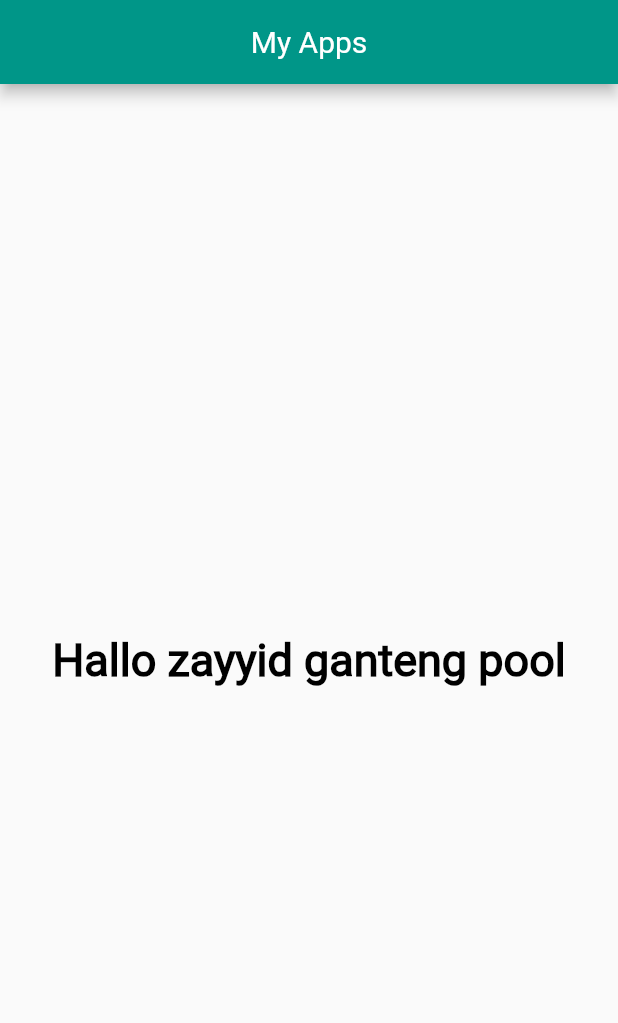
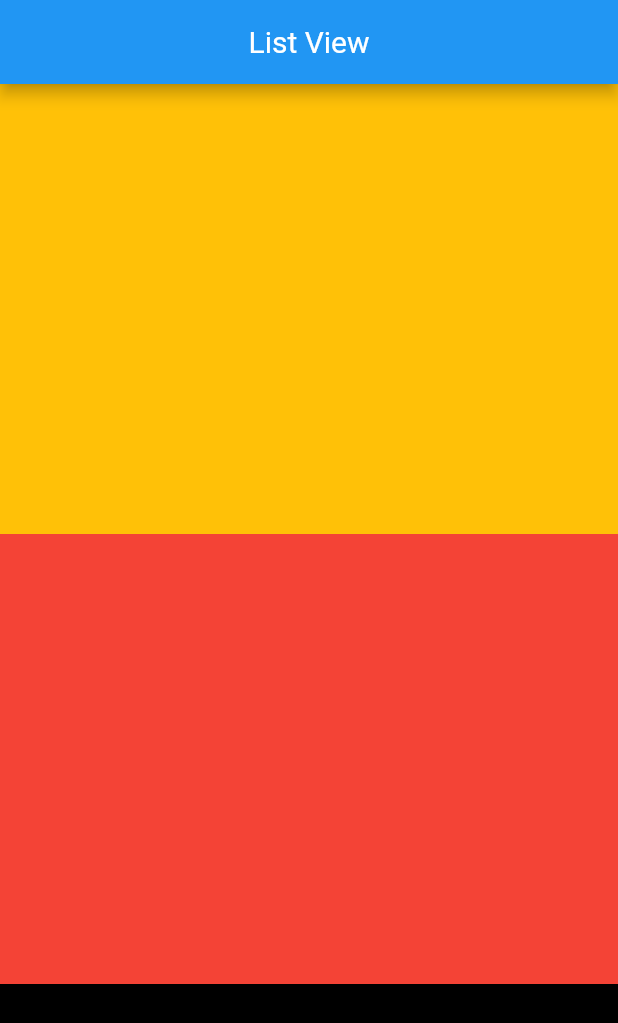
Before and after one commit to zayyid123/belajar-flutter, a Flutter app: the screen it shows after launch, on a phone screen of 412 x 824 dp. Shown: the top 1023 px of the screen. Run offline on Flutter 3.47's test engine with Material 2 defaults, Android fonts, the phone set to English and light mode, and no system bars.

Commit message:
list view

```diff
--- a/lib/main.dart
+++ b/lib/main.dart
@@ -1,3 +1,5 @@
+// ignore_for_file: must_be_immutable
+
 import 'package:flutter/cupertino.dart';
 import 'package:flutter/material.dart';
 
@@ -6,7 +8,14 @@ void main() {
 }
 
 class MyApp extends StatelessWidget {
-  const MyApp({Key? key}) : super(key: key);
+  MyApp({Key? key}) : super(key: key);
+  List<Color> myColor = [
+    Colors.amber,
+    Colors.red,
+    Colors.black,
+    Colors.cyan,
+    Colors.red
+  ];
 
   @override
   Widget build(BuildContext context) {
@@ -14,20 +23,19 @@ class MyApp extends StatelessWidget {
         debugShowCheckedModeBanner: false,
         home: Scaffold(
           appBar: AppBar(
-            backgroundColor: Colors.teal,
             title: const Center(
-              child: Text('My Apps'),
+              child: Text('List View'),
             ),
           ),
-          body: const Center(
-            child: Text(
-              'Hallo zayyid ganteng pool',
-              style: TextStyle(
-                  color: Colors.black,
-                  fontSize: 30,
-                  fontWeight: FontWeight.bold,
-                  fontFamily: 'Roboto'),
-            ),
+          body: ListView.builder(
+            itemCount: myColor.length,
+            itemBuilder: (context, index) {
+              return Container(
+                width: 300,
+                height: 300,
+                color: myColor[index],
+              );
+            },
           ),
         ));
   }
```
